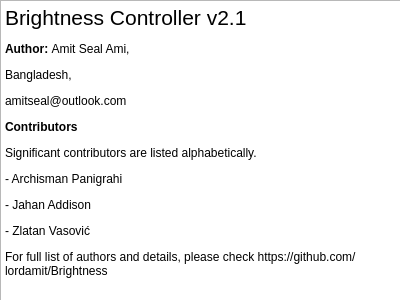
Qt form usr/share/brightness-controller/ui/about.ui (LordAmit/Brightness) before a commit.
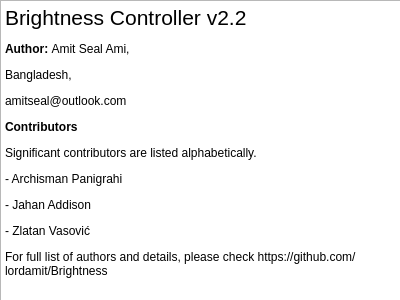
The same form after that commit.

```diff
--- a/usr/share/brightness-controller/ui/about.ui
+++ b/usr/share/brightness-controller/ui/about.ui
@@ -45,7 +45,7 @@
 &lt;html&gt;&lt;head&gt;&lt;meta name=&quot;qrichtext&quot; content=&quot;1&quot; /&gt;&lt;style type=&quot;text/css&quot;&gt;
 p, li { white-space: pre-wrap; }
 &lt;/style&gt;&lt;/head&gt;&lt;body style=&quot; font-family:'Sans'; font-size:9pt; font-weight:400; font-style:normal;&quot;&gt;
-&lt;p style=&quot; margin-top:12px; margin-bottom:12px; margin-left:0px; margin-right:0px; -qt-block-indent:0; text-indent:0px;&quot;&gt;&lt;span style=&quot; font-size:16pt;&quot;&gt;Brightness Controller v2.1&lt;/span&gt;&lt;/p&gt;
+&lt;p style=&quot; margin-top:12px; margin-bottom:12px; margin-left:0px; margin-right:0px; -qt-block-indent:0; text-indent:0px;&quot;&gt;&lt;span style=&quot; font-size:16pt;&quot;&gt;Brightness Controller v2.2&lt;/span&gt;&lt;/p&gt;
 &lt;p style=&quot; margin-top:12px; margin-bottom:12px; margin-left:0px; margin-right:0px; -qt-block-indent:0; text-indent:0px;&quot;&gt;&lt;span style=&quot; font-weight:600;&quot;&gt;Author: &lt;/span&gt;Amit Seal Ami, &lt;/p&gt;
 &lt;p style=&quot; margin-top:12px; margin-bottom:12px; margin-left:0px; margin-right:0px; -qt-block-indent:0; text-indent:0px;&quot;&gt;Bangladesh, &lt;/p&gt;
 &lt;p style=&quot; margin-top:12px; margin-bottom:12px; margin-left:0px; margin-right:0px; -qt-block-indent:0; text-indent:0px;&quot;&gt;amitseal@outlook.com&lt;/p&gt;
```
